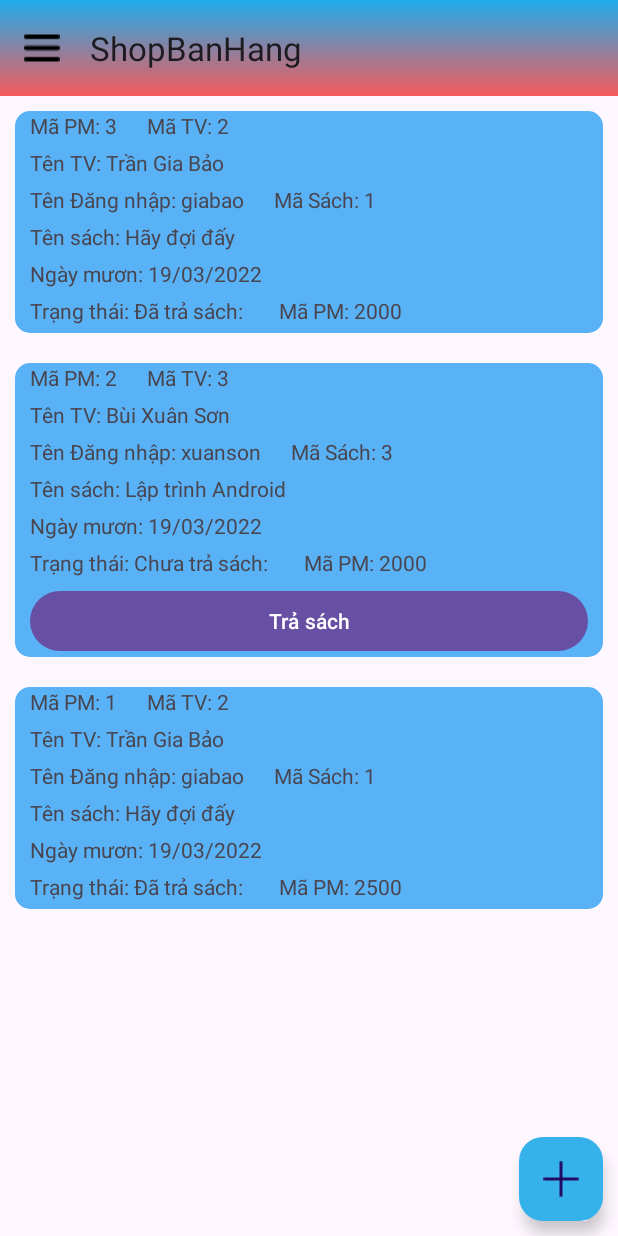
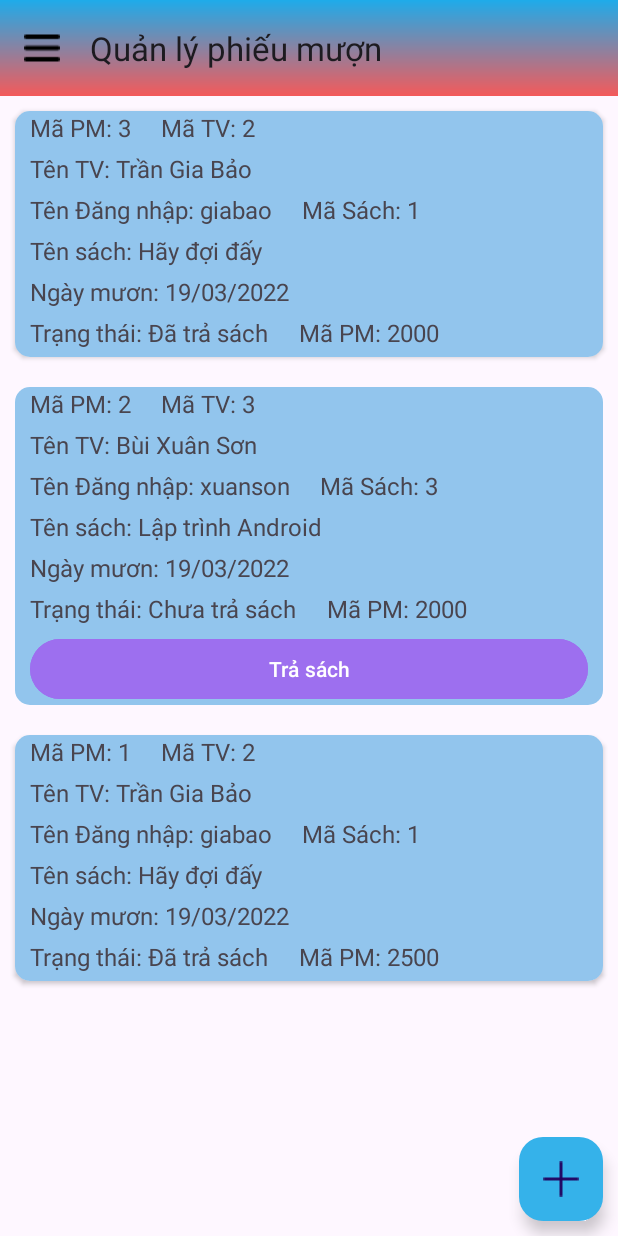
Before and after one commit to sonnnnn2222/Project, an Android app: the MainActivity screen opened directly, with no data from a screen before it, on a phone screen of 412 x 824 dp. Run offline under Robolectric (Android 15) with nearby library versions, the phone set to English and light mode, and no system bars.

Commit message:
sua lạii

```diff
--- a/app/src/main/java/com/viethcn/shopbanhang/MainActivity.java
+++ b/app/src/main/java/com/viethcn/shopbanhang/MainActivity.java
@@ -48,6 +48,7 @@ public class MainActivity extends AppCompatActivity {
         drawerLayout = findViewById(R.id.drawerLayout);
         View headerLayout = navigationView.getHeaderView(0);
         TextView txtName = headerLayout.findViewById(R.id.txtHeader);
+        setTitle("Quản lý phiếu mượn");
 
         setSupportActionBar(toolbar);
         ActionBar actionBar = getSupportActionBar();
--- a/app/src/main/java/com/viethcn/shopbanhang/adapter/PhieuMuonAdapter.java
+++ b/app/src/main/java/com/viethcn/shopbanhang/adapter/PhieuMuonAdapter.java
@@ -50,10 +50,10 @@ public class PhieuMuonAdapter extends RecyclerView.Adapter<PhieuMuonAdapter.View
         holder.txtNgay.setText("Ngày mươn: " + list.get(position).getNgay());
         String trangThai;
         if (list.get(position).getTrasach() == 1) {
-            trangThai = "Đã trả sách: ";
+            trangThai = "Đã trả sách";
             holder.btnTraSach.setVisibility(View.GONE);
         }else {
-            trangThai = "Chưa trả sách: ";
+            trangThai = "Chưa trả sách";
             holder.btnTraSach.setVisibility(View.VISIBLE);
         }
         holder.txtTrangThai.setText("Trạng thái: " + trangThai);
--- /dev/null
+++ b/app/src/main/res/drawable/button_background.xml
@@ -0,0 +1,5 @@
+<?xml version="1.0" encoding="utf-8"?>
+<selector xmlns:android="http://schemas.android.com/apk/res/android">
+    <item android:state_pressed="true" android:drawable="@color/custom_button_color_pressed" />
+    <item android:drawable="@color/custom_button_color" />
+</selector>
--- a/app/src/main/res/layout/item_phieumuon.xml
+++ b/app/src/main/res/layout/item_phieumuon.xml
@@ -11,7 +11,7 @@
 
 
     <LinearLayout
-        android:background="#59B1F6"
+        android:background="#92C5ED"
         android:layout_width="match_parent"
         android:layout_height="match_parent"
         android:orientation="vertical"
@@ -27,11 +27,13 @@
                 android:layout_width="match_parent"
                 android:layout_height="wrap_content"
                 android:text="Values"
+                android:textSize="16sp"
                 android:layout_marginRight="20dp"
                 />
             <TextView
                 android:id="@+id/txtmaTV"
                 android:layout_width="match_parent"
+                android:textSize="16sp"
                 android:layout_height="wrap_content"
                 android:text="Values"
                 />
@@ -45,6 +47,7 @@
                 android:layout_width="match_parent"
                 android:layout_height="wrap_content"
                 android:text="Values"
+                android:textSize="16sp"
                 android:layout_marginTop="5dp"
                 android:layout_marginBottom="5dp"
                 />
@@ -60,11 +63,13 @@
                 android:layout_width="match_parent"
                 android:layout_height="wrap_content"
                 android:text="Values"
+                android:textSize="16sp"
                 android:layout_marginRight="20dp"
                 />
 
             <TextView
                 android:id="@+id/txtMaSach"
+                android:textSize="16sp"
                 android:layout_width="match_parent"
                 android:layout_height="wrap_content"
                 android:text="Values"
@@ -78,6 +83,7 @@
                 android:layout_width="match_parent"
                 android:layout_height="wrap_content"
                 android:text="Values"
+                android:textSize="16sp"
                 android:layout_marginTop="5dp"
                 android:layout_marginBottom="5dp"
                 />
@@ -86,6 +92,7 @@
                 android:id="@+id/txtNgay"
                 android:layout_width="match_parent"
                 android:layout_height="wrap_content"
+                android:textSize="16sp"
                 android:text="Values"
                 />
 
@@ -102,6 +109,7 @@
         android:layout_width="match_parent"
         android:layout_height="wrap_content"
         android:text="Values"
+        android:textSize="16sp"
         android:layout_marginRight="20dp"
         />
 
@@ -109,6 +117,7 @@
         android:id="@+id/txtTienThue"
         android:layout_width="match_parent"
         android:layout_height="wrap_content"
+        android:textSize="16sp"
         android:text="Values"
 
         />
@@ -121,6 +130,7 @@
             android:id="@+id/btnTraSach"
             android:layout_width="match_parent"
             android:layout_height="wrap_content"
+            android:backgroundTint="#9D6FEF"
             android:text="Trả sách"/>
     </LinearLayout>
 
--- a/app/src/main/res/values/colors.xml
+++ b/app/src/main/res/values/colors.xml
@@ -2,4 +2,6 @@
 <resources>
     <color name="black">#FF000000</color>
     <color name="white">#FFFFFFFF</color>
+    <color name="custom_button_color">#6200EE</color>
+    <color name="custom_button_color_pressed">#3700B3</color>
 </resources>
```
